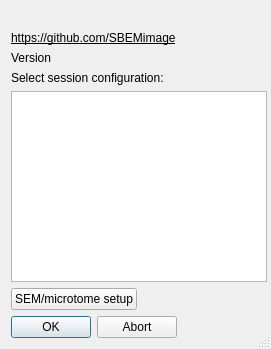
The window that gui/config_dlg.ui (SBEMimage/SBEMimage) describes before a commit, drawn with Qt 5.
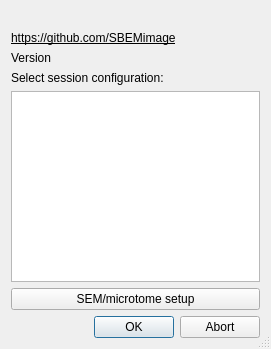
The same window after the commit.

Commit message: Use scalable layout in main window, corrected config window layout

What changed in the file:
```diff
--- a/gui/config_dlg.ui
+++ b/gui/config_dlg.ui
@@ -22,7 +22,7 @@
   <property name="modal">
    <bool>false</bool>
   </property>
-  <layout class="QFormLayout" name="formLayout">
+  <layout class="QGridLayout" name="gridLayout">
    <item row="0" column="0">
     <widget class="QLabel" name="labelIcon">
      <property name="text">
```
Left out of the diff: 2 changed lines with no effect on the pictures. The commit also changes 2 other files.
